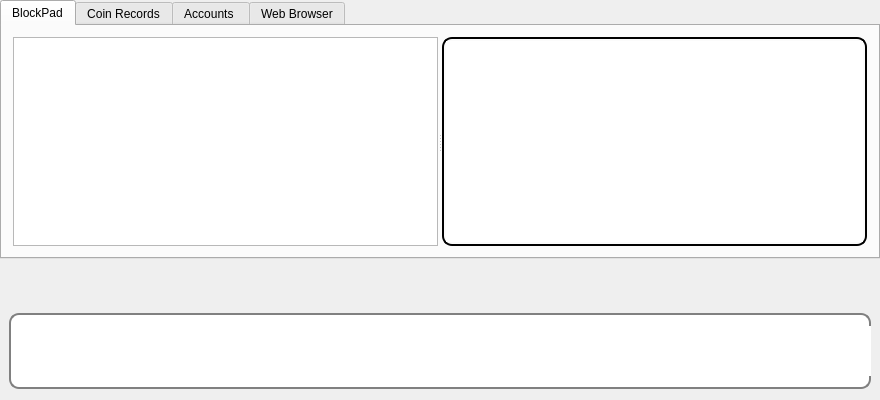
This is blockpad.ui in Bloc10FinTech/blockpad as Qt 5 draws it before an edit. The edited form follows.
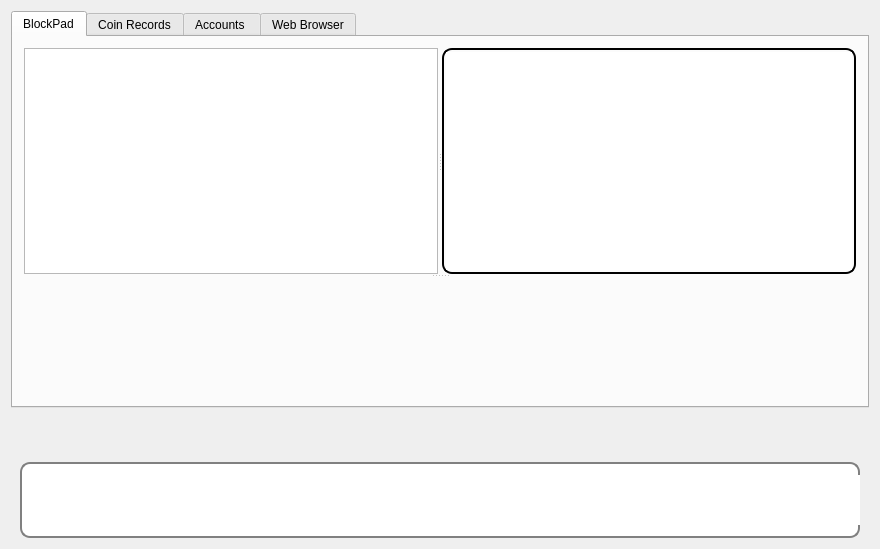
This is the edited form. The open tabs and pages were chosen to show the change. Icons and pictures are not drawn. Custom widgets are drawn as their Qt base class.

The edit to the form file:
```diff
--- a/blockpad.ui
+++ b/blockpad.ui
@@ -7,7 +7,7 @@
     <x>0</x>
     <y>0</y>
     <width>880</width>
-    <height>400</height>
+    <height>549</height>
    </rect>
   </property>
   <property name="minimumSize">
@@ -38,15 +38,6 @@
    <property name="spacing">
     <number>7</number>
    </property>
-   <property name="leftMargin">
-    <number>0</number>
-   </property>
-   <property name="topMargin">
-    <number>0</number>
-   </property>
-   <property name="rightMargin">
-    <number>0</number>
-   </property>
    <item>
     <widget class="QTabWidget" name="tabWidget">
      <property name="styleSheet">
@@ -59,11 +50,12 @@
       <attribute name="title">
        <string>BlockPad</string>
       </attribute>
-      <layout class="QVBoxLayout" name="verticalLayout">
-       <property name="spacing">
-        <number>0</number>
-       </property>
+      <layout class="QVBoxLayout" name="verticalLayout_2">
        <item>
+        <widget class="QSplitter" name="splitterVerticalBlockPad">
+         <property name="orientation">
+          <enum>Qt::Vertical</enum>
+         </property>
         <widget class="QSplitter" name="splitterBlockPad">
          <property name="orientation">
           <enum>Qt::Horizontal</enum>
@@ -123,6 +115,18 @@
           </property>
          </widget>
         </widget>
+         <widget class="FindWidget" name="wgtFindResults" native="true">
+          <property name="minimumSize">
+           <size>
+            <width>0</width>
+            <height>100</height>
+           </size>
+          </property>
+          <property name="styleSheet">
+           <string notr="true"/>
+          </property>
+         </widget>
+        </widget>
        </item>
       </layout>
      </widget>
@@ -461,7 +465,7 @@
    <item>
     <widget class="QWidget" name="ToolsWgtAddMargins" native="true">
      <property name="styleSheet">
-      <string notr="true">QPushButton{background-color: white; border: none; }</string>
+      <string notr="true"/>
      </property>
      <layout class="QHBoxLayout" name="horizontalLayout_4">
       <property name="spacing">
@@ -952,6 +956,12 @@
    <header>ticker.h</header>
    <container>1</container>
   </customwidget>
+  <customwidget>
+   <class>FindWidget</class>
+   <extends>QWidget</extends>
+   <header>find/findwidget.h</header>
+   <container>1</container>
+  </customwidget>
  </customwidgets>
  <resources>
   <include location="icons.qrc"/>
```
Left out of the diff: 5 changed lines with no effect on the pictures. Lines whose indentation alone changed are shown as unchanged.
